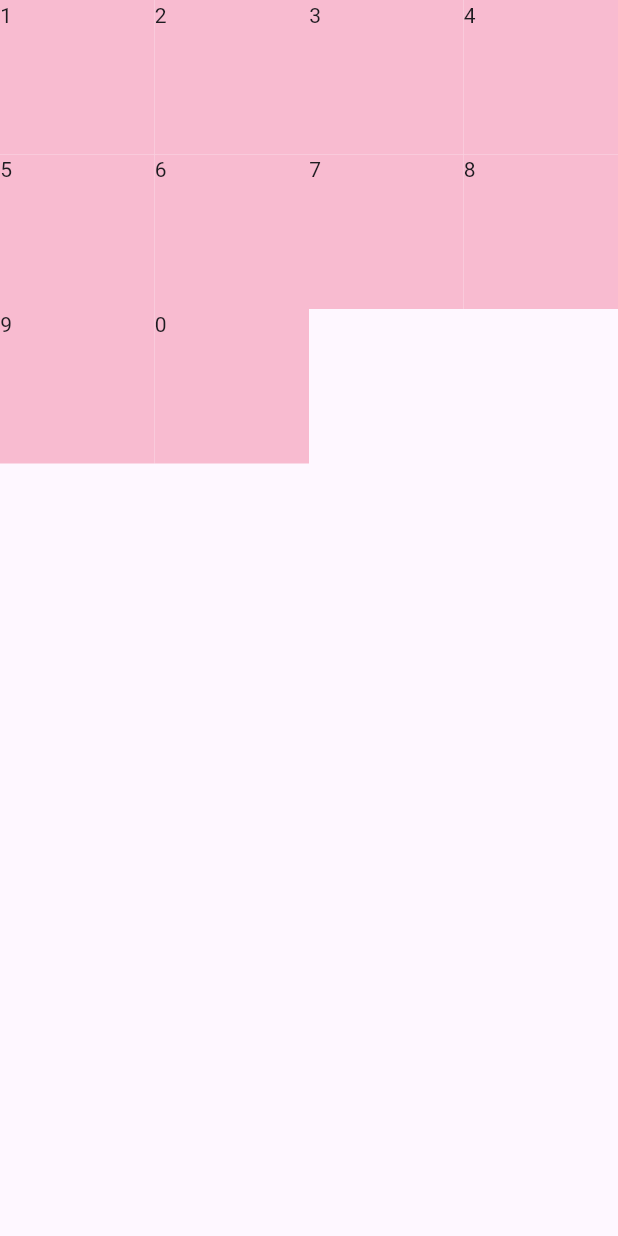
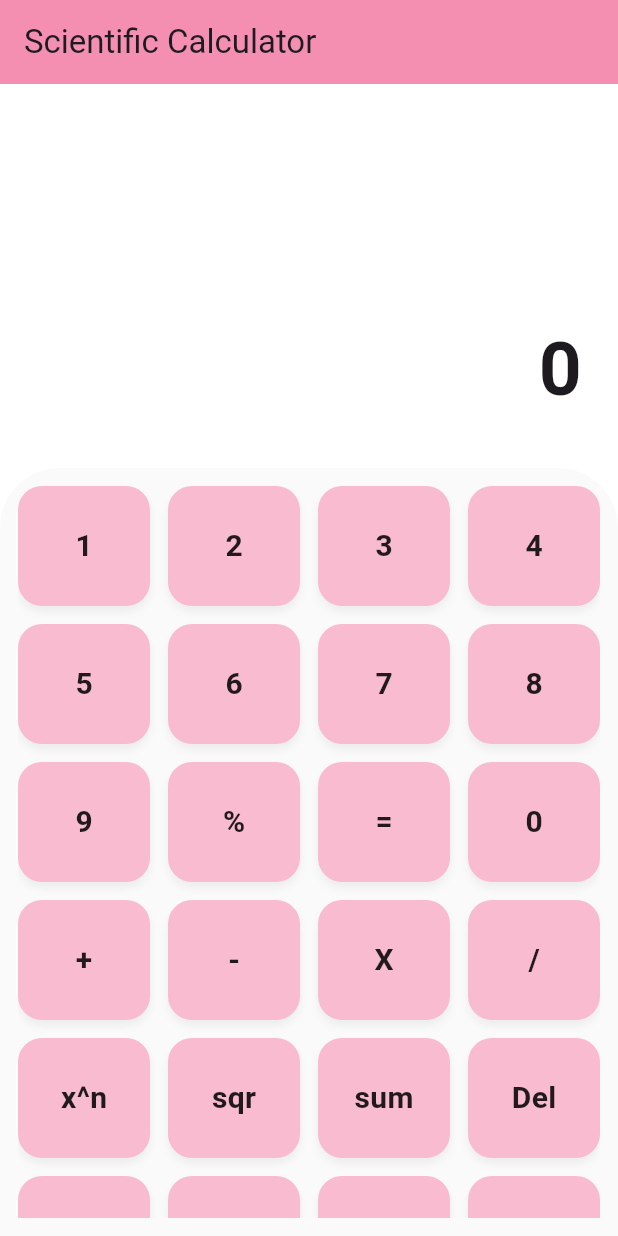
Before and after one commit to Sumeyahassen/Scientific-Calculator, a Flutter app: the ButtonScreen screen opened directly, on a phone screen of 412 x 824 dp. Run offline on Flutter 3.47's test engine with Material 3 defaults, Android fonts, the phone set to English and light mode, and no system bars.

```diff
--- a/calclater/lib/main.dart
+++ b/calclater/lib/main.dart
@@ -1,4 +1,7 @@
-import 'package:calclater/screen/calculater_screen.dart';
+// import 'package:calclater/screen/button_screen.dart';
+// import 'package:calclater/screen/calculater_screen.dart';
+// ButtonScreen(),
+import 'package:calclater/widget/hello_world.dart';
 import 'package:flutter/material.dart';
 void main(){
   runApp(Calculater());
@@ -9,7 +12,8 @@ class Calculater extends StatelessWidget {
   @override
   Widget build(BuildContext context) {
     return const MaterialApp(
-      home: CalculaterScreen(),
+      debugShowCheckedModeBanner: false,
+      home:HelloWorld()
     );
   }
 }
--- a/calclater/lib/screen/button_screen.dart
+++ b/calclater/lib/screen/button_screen.dart
@@ -1,82 +1,127 @@
 import 'package:flutter/material.dart';
+
+void main() {
+  runApp(const MaterialApp(
+    debugShowCheckedModeBanner: false,
+    home: ButtonScreen(),
+  ));
+}
+
 class ButtonScreen extends StatefulWidget {
-  const ButtonScreen({ Key? key }) : super(key: key);
+  const ButtonScreen({Key? key}) : super(key: key);
 
   @override
-  _ButtonScreenState createState() => _ButtonScreenState();
+  State<ButtonScreen> createState() => _ButtonScreenState();
 }
 
 class _ButtonScreenState extends State<ButtonScreen> {
+  final List<String> buttons = [
+    '1', '2', '3', '4',
+    '5', '6', '7', '8',
+    '9', '%', '=', '0',
+    '+', '-', 'X', '/',
+    'x^n', 'sqr', 'sum', 'Del',
+    '(', ')', '.', '!'
+  ];
+
+  String display = '0';
+
+  void onButtonPressed(String value) {
+    setState(() {
+      if (value == 'Del') {
+        display = '0';
+      } else {
+        if (display == '0') {
+          display = value;
+        } else {
+          display += value;
+        }
+      }
+    });
+  }
+
   @override
-  final buttons=['1','2','3','4','5','6','7','8','9','%','=','0','+','-','X','/','x^n','sqr','sum','Del','(',')','.','!'];
   Widget build(BuildContext context) {
-    return Container(
-      child: GridView.count(
-        crossAxisCount: 4,
-        children: [
-          Container(
-            height: 20,
-            width: 20,
-            color: Colors.pink[100],
-            child: Text("1"),
-          ),
-           Container(
-            height: 20,
-            width: 20,
-            color: Colors.pink[100],
-            child: Text("2"),
-          ),
-           Container(
-            height: 20,
-            width: 20,
-            color: Colors.pink[100],
-            child: Text("3"),
-          ),
-           Container(
-            height: 20,
-            width: 20,
-            color: Colors.pink[100],
-            child: Text("4"),
-          ),
-           Container(
-            height: 20,
-            width: 20,
-            color: Colors.pink[100],
-            child: Text("5"),
-          ),
-           Container(
-            height: 20,
-            width: 20,
-            color: Colors.pink[100],
-            child: Text("6"),
-          ),
-           Container(
-            height: 20,
-            width: 20,
-            color: Colors.pink[100],
-            child: Text("7"),
-          ),
-           Container(
-            height: 20,
-            width: 20,
-            color: Colors.pink[100],
-            child: Text("8"),
-          ),
-           Container(
-            height: 20,
-            width: 20,
-            color: Colors.pink[100],
-            child: Text("9"),
-          ),
-           Container(
-            height: 20,
-            width: 20,
-            color: Colors.pink[100],
-            child: Text("0"),
-          ),
-        ],
+    return Scaffold(
+      backgroundColor: Colors.white,
+      appBar: AppBar(
+        title: const Text("Scientific Calculator"),
+        backgroundColor: Colors.pink[200],
+      ),
+      body: SafeArea( // ✅ prevents overflow issues
+        child: Column(
+          children: [
+            /// DISPLAY AREA
+            Expanded(
+              flex: 1,
+              child: Container(
+                alignment: Alignment.bottomRight,
+                padding: const EdgeInsets.symmetric(horizontal: 24, vertical: 30),
+                child: Text(
+                  display,
+                  style: const TextStyle(
+                    fontSize: 50,
+                    fontWeight: FontWeight.bold,
+                  ),
+                ),
+              ),
+            ),
+
+            /// BUTTON AREA
+            Expanded(
+              flex: 2,
+              child: Container(
+                padding: const EdgeInsets.all(12),
+                decoration: BoxDecoration(
+                  color: Colors.grey[50],
+                  borderRadius: const BorderRadius.only(
+                    topLeft: Radius.circular(40),
+                    topRight: Radius.circular(40),
+                  ),
+                ),
+                child: GridView.builder(
+                  shrinkWrap: true, // ✅ FIX for infinite height
+                  physics: const NeverScrollableScrollPhysics(), // ✅ FIX
+                  itemCount: buttons.length,
+                  gridDelegate: const SliverGridDelegateWithFixedCrossAxisCount(
+                    crossAxisCount: 4,
+                    mainAxisSpacing: 12,
+                    crossAxisSpacing: 12,
+                    childAspectRatio: 1.1,
+                  ),
+                  itemBuilder: (context, index) {
+                    return GestureDetector(
+                      onTap: () => onButtonPressed(buttons[index]),
+                      child: Container(
+                        decoration: BoxDecoration(
+                          color: Colors.pink[100],
+                          borderRadius: BorderRadius.circular(16),
+                          boxShadow: [
+                            BoxShadow(
+                              color: Colors.black.withOpacity(0.05),
+                              blurRadius: 4,
+                              offset: const Offset(0, 4),
+                            ),
+                          ],
+                        ),
+                        alignment: Alignment.center,
+                        child: Text(
+                          buttons[index],
+                          style: const TextStyle(
+                            fontSize: 20,
+                            fontWeight: FontWeight.bold,
+                            color: Colors.black87,
+                          ),
+                        ),
+                      ),
+                    );
+                  },
+                ),
+              ),
+            ),
+          ],
         ),
-
+      ),
     );
   }
 }
--- /dev/null
+++ b/calclater/lib/widget/hello_world.dart
@@ -0,0 +1,30 @@
+import 'package:flutter/material.dart';
+class HelloWorld extends StatelessWidget {
+const HelloWorld({ Key? key }) : super(key: key);
+
+  @override
+  Widget build(BuildContext context){
+    return SafeArea(child:
+    Scaffold(
+      backgroundColor: Colors.green,
+      body:
+      Center(
+        child: Container(
+          padding: EdgeInsets.symmetric(horizontal: 20,vertical: 10),
+          decoration: BoxDecoration(
+
+            border: Border(
+              left: BorderSide(color: Colors.red,),
+               right: BorderSide(color: Colors.yellow),
+               top: BorderSide(color: Colors.blue),
+                 bottom: BorderSide(color: Colors.purple),
+            )
+          ),
+          child: Text("Hello World",style: TextStyle(fontSize: 25,fontWeight: FontWeight.w500,color: Colors.white,),
+        ),
+            ),
+      ),
+    ),
+    );
+  }
+}
```
